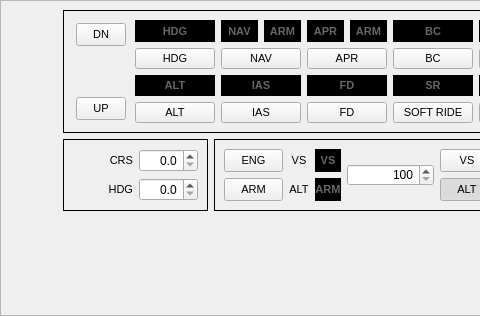
marek-cel/mscsim-cc0, file src/gui/DockWidgetAuto.ui: the form before one commit; both pictures show x 0 to 480 and y 0 to 316 of the 718 by 316 pixel window.
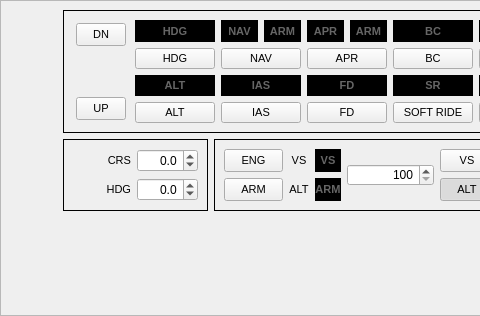
The form after the commit.

```diff
--- a/src/gui/DockWidgetAuto.ui
+++ b/src/gui/DockWidgetAuto.ui
@@ -1331,6 +1331,9 @@
              <property name="decimals">
               <number>1</number>
              </property>
+             <property name="minimum">
+              <double>-360.000000000000000</double>
+             </property>
              <property name="maximum">
               <double>360.000000000000000</double>
              </property>
@@ -1362,6 +1365,9 @@
              <property name="decimals">
               <number>1</number>
              </property>
+             <property name="minimum">
+              <double>-360.000000000000000</double>
+             </property>
              <property name="maximum">
               <double>360.000000000000000</double>
              </property>
```
